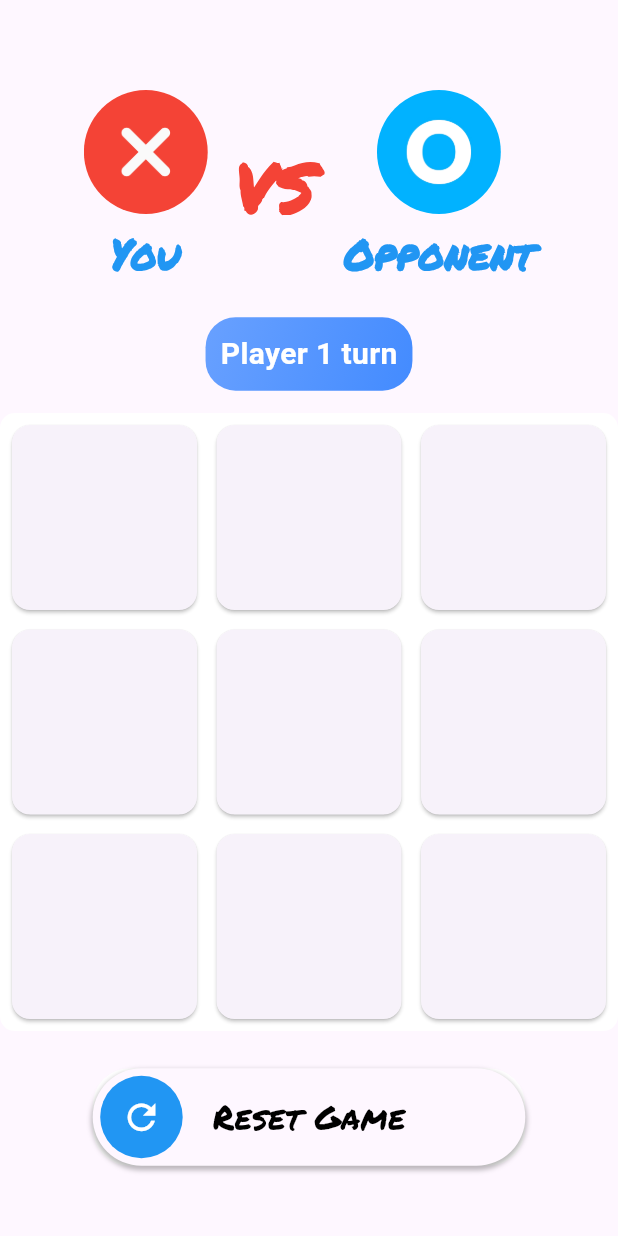
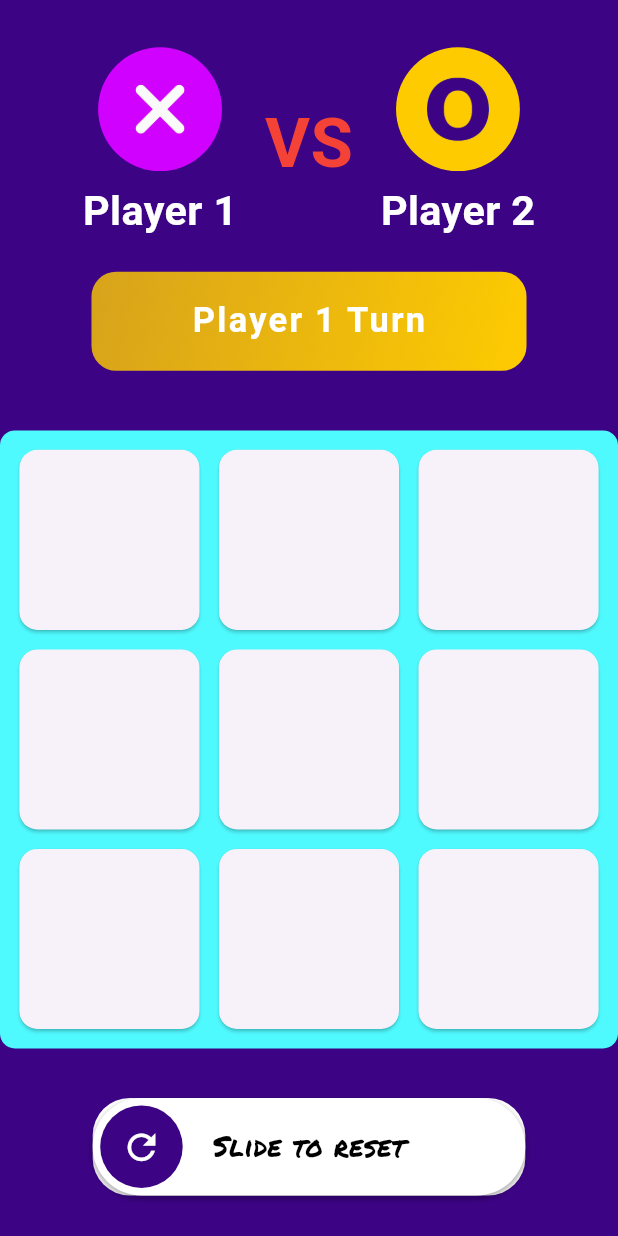
Before and after one commit to SajidAfridi/tiktaktoe, a Flutter app: the screen it shows after launch, after a tap on an icon or button, on a phone screen of 412 x 824 dp. Run offline on Flutter 3.47's test engine with Material 3 defaults, Android fonts, the light colour scheme and no system bars; drawn by our look-alikes of action_slider; our stand-ins replace animate_do, awesome_dialog, awesome_snackbar_content, connectivity_plus, flutter_screenutil, socket_io_client; network calls fail.

Commit message:
some UI changes + UX Changes too

```diff
--- a/lib/pages/offline_play_with_friend_screen.dart
+++ b/lib/pages/offline_play_with_friend_screen.dart
@@ -3,8 +3,8 @@ import 'package:action_slider/action_slider.dart';
 import 'package:animate_do/animate_do.dart';
 import 'package:awesome_dialog/awesome_dialog.dart';
 import 'package:flutter_screenutil/flutter_screenutil.dart';
-import 'package:tiktaktoe/pages/play_with_friends_screen.dart';
 import '../classes/one_tap_register_class.dart';
+import '../widgets/turn_indicator_widget.dart';
 import '../widgets/who_vs_who_widget.dart';
 
 class YouVsFriendScreen extends StatefulWidget {
@@ -42,33 +42,46 @@ class _YouVsFriendScreenState extends State<YouVsFriendScreen>
 
   @override
   Widget build(BuildContext context) {
-    return Scaffold(
+    return SafeArea(
+      child: Scaffold(
+        backgroundColor: const Color(0xff3c0384),
         body: Center(
           child: Column(
-          mainAxisAlignment: MainAxisAlignment.center,
             children: [
+              SizedBox(
+                height: 20.h,
+              ),
+              Padding(
+                padding: const EdgeInsets.all(15.0),
+                child: Column(
+                  children: [
+                    const RoundInfoForFriendsOffline(),
                     SizedBox(height: 16.h),
-            const RoundInfoWidget(
-              isHost: true,
+                    SizedBox(
+                      width: double.maxFinite,
+                      child: TurnIndicator(
+                        turnMessage:
+                            isPlayer1 ? 'Player 1 Turn' : 'Player 2 Turn',
                       ),
-            SizedBox(height: 16.h),
-            TurnIndicator(
-                turnMessage: isPlayer1
-                    ? 'Player 1 turn'
-                    : 'Player 2 turn'),
+                    ),
+                  ],
+                ),
+              ),
               SizedBox(
-              height: 6.h,
+                height: 20.h,
               ),
               Container(
                 decoration: BoxDecoration(
                   borderRadius: BorderRadius.circular(12.r),
-                color: Colors.white,
+                  color: const Color(0xff4ffaff),
                 ),
                 padding: const EdgeInsets.all(4),
                 child: OnlyOnePointerRecognizerWidget(
                   child: GridView.builder(
+                    padding: EdgeInsets.all(6.r),
                     physics: const NeverScrollableScrollPhysics(),
-                  gridDelegate: const SliverGridDelegateWithFixedCrossAxisCount(
+                    gridDelegate:
+                        const SliverGridDelegateWithFixedCrossAxisCount(
                       crossAxisCount: 3,
                       crossAxisSpacing: 5,
                       mainAxisSpacing: 5,
@@ -85,7 +98,7 @@ class _YouVsFriendScreenState extends State<YouVsFriendScreen>
                 ),
               ),
               SizedBox(
-              height: 30.h,
+                height: 40.h,
               ),
               Container(
                 width: MediaQuery.of(context).size.width * 0.70,
@@ -98,22 +111,25 @@ class _YouVsFriendScreenState extends State<YouVsFriendScreen>
                     controller.reset();
                     resetGame();
                   },
+                  backgroundColor: Colors.white,
                   icon: Icon(
                     Icons.refresh,
                     color: Colors.white,
                     size: 30.sp,
                   ),
-                  toggleColor: Colors.blue,
+                  toggleColor: const Color(0xff3c0384),
                   child: Text(
-                    'Reset Game',
+                    'Slide to reset',
                     style: TextStyle(
                       color: Colors.black,
-                      fontSize: 24.sp,
+                      fontSize: 20.sp,
                       fontFamily: 'PermanentMarker',
                     ),
                   ),
-                )),
+                ),
+              ),
             ],
+          ),
         ),
       ),
     );
@@ -146,7 +162,7 @@ class _YouVsFriendScreenState extends State<YouVsFriendScreen>
         child: Container(
           decoration: BoxDecoration(
             borderRadius: BorderRadius.circular(15.r),
-            color: Colors.green,
+            color: Colors.blue,
             boxShadow: const [],
           ),
           child: Image.asset(
@@ -174,7 +190,7 @@ class _YouVsFriendScreenState extends State<YouVsFriendScreen>
         duration: const Duration(milliseconds: 300),
         child: Container(
           decoration: BoxDecoration(
-            color: Colors.grey[300],
+            color: const Color(0xff2e0266),
             borderRadius: BorderRadius.circular(15.r),
             boxShadow: const [],
           ),
@@ -229,7 +245,7 @@ class _YouVsFriendScreenState extends State<YouVsFriendScreen>
     }
 
     if (winner.isNotEmpty) {
-      String who = winner == 'X' ? 'X' : 'O';
+      String who = winner == 'X' ? 'Player 1' : 'Player 2';
       AwesomeDialog(
           context: context,
           dialogType: DialogType.success,
--- a/lib/pages/play_with_friends_screen.dart
+++ b/lib/pages/play_with_friends_screen.dart
@@ -2,7 +2,9 @@ import 'dart:async';
 import 'package:animate_do/animate_do.dart';
 import 'package:awesome_dialog/awesome_dialog.dart';
 import 'package:awesome_snackbar_content/awesome_snackbar_content.dart';
+import 'package:connectivity_plus/connectivity_plus.dart';
 import 'package:flutter/material.dart';
+import 'package:flutter/services.dart';
 import 'package:flutter_screenutil/flutter_screenutil.dart';
 import 'package:provider/provider.dart';
 import 'package:tiktaktoe/classes/online_player_class.dart';
@@ -12,6 +14,7 @@ import '../classes/game_logic.dart';
 import '../classes/multiplayer_service.dart';
 import '../classes/one_tap_register_class.dart';
 import 'package:socket_io_client/socket_io_client.dart' as IO;
+import '../widgets/turn_indicator_widget.dart';
 import '../widgets/who_vs_who_widget.dart';
 
 class MultiplayerScreen extends StatefulWidget {
@@ -33,6 +36,11 @@ class _MultiplayerScreenState extends State<MultiplayerScreen> {
   var gameBoard = GameLogic.initializeGameBoard();
   late StreamController<Room> _roomController;
   bool isLoading = true;
+  List<ConnectivityResult> _connectionStatus = [ConnectivityResult.none];
+  final Connectivity _connectivity = Connectivity();
+  late StreamSubscription<List<ConnectivityResult>> _connectivitySubscription;
+
+
 
   @override
   void initState() {
@@ -77,6 +85,7 @@ class _MultiplayerScreenState extends State<MultiplayerScreen> {
       );
     });
     socket.on('OpponentLeft', (_) {
+      print('Opponent left the room');
       final materialBanner = SnackBar(
         elevation: 0,
         behavior: SnackBarBehavior.floating,
@@ -108,6 +117,10 @@ class _MultiplayerScreenState extends State<MultiplayerScreen> {
       });
     });
     // Handle the disconnection here, e.g., update UI or navigate to another screen
+    initConnectivity();
+
+    _connectivitySubscription =
+        _connectivity.onConnectivityChanged.listen(_updateConnectionStatus);
   }
 
   @override
@@ -119,6 +132,8 @@ class _MultiplayerScreenState extends State<MultiplayerScreen> {
     });
     // Close the StreamController when it's no longer needed
     _roomController.close();
+    _connectivitySubscription.cancel();
+    socket.dispose();
     super.dispose();
   }
 
@@ -497,71 +512,31 @@ class _MultiplayerScreenState extends State<MultiplayerScreen> {
     );
     return result ?? false;
   }
-}
+  Future<void> initConnectivity() async {
+    late List<ConnectivityResult> result;
+    // Platform messages may fail, so we use a try/catch PlatformException.
+    try {
+      result = await _connectivity.checkConnectivity();
+    } on PlatformException catch (e) {
+      print('Couldn\'t check connectivity status, error: $e');
+      return;
+    }
 
-class TurnIndicator extends StatefulWidget {
-  final String turnMessage;
-
-  const TurnIndicator({super.key, required this.turnMessage});
-
-  @override
-  State<TurnIndicator> createState() => _TurnIndicatorState();
-}
-
-class _TurnIndicatorState extends State<TurnIndicator>
-    with SingleTickerProviderStateMixin {
-  late AnimationController _controller;
-  late Animation<Color?> _colorAnimation;
-
-  @override
-  void initState() {
-    super.initState();
-    _controller =
-    AnimationController(vsync: this, duration: const Duration(milliseconds: 1000))
-      ..repeat(reverse: true);
-
-    _colorAnimation = ColorTween(
-      begin: Colors.lightBlue,
-      end: Colors.blueAccent,
-    ).animate(CurvedAnimation(parent: _controller, curve: Curves.easeInOut));
+    // If the widget was removed from the tree while the asynchronous platform
+    // message was in flight, we want to discard the reply rather than calling
+    // setState to update our non-existent appearance.
+    if (!mounted) {
+      return Future.value(null);
+    }
+    return _updateConnectionStatus(result);
   }
 
-  @override
-  void dispose() {
-    _controller.dispose();
-    super.dispose();
-  }
-
-  @override
-  Widget build(BuildContext context) {
-    return AnimatedBuilder(
-      animation: _colorAnimation,
-      builder: (context, child) {
-        return Container(
-          padding: const EdgeInsets.all(10),
-          margin: const EdgeInsets.all(10),
-          decoration: BoxDecoration(
-            borderRadius: BorderRadius.circular(20),
-            gradient: LinearGradient(
-              begin: Alignment.topLeft,
-              end: Alignment.bottomRight,
-              colors: [
-                _colorAnimation.value!.withOpacity(0.8),
-                _colorAnimation.value!,
-              ],
-            ),
-          ),
-          child: Text(
-            widget.turnMessage,
-            style: const TextStyle(
-              fontSize: 20,
-              fontWeight: FontWeight.bold,
-              color: Colors.white,
-            ),
-          ),
-        );
-      },
-    );
+  Future<void> _updateConnectionStatus(List<ConnectivityResult> result) async {
+    setState(() {
+      _connectionStatus = result;
+    });
+    // ignore: avoid_print
+    print('Connectivity changed: $_connectionStatus');
   }
 }
 
--- a/lib/pages/welcome_and_difficulty_selection_screen.dart
+++ b/lib/pages/welcome_and_difficulty_selection_screen.dart
@@ -38,7 +38,7 @@ class _SelectDifficultyScreenState extends State<SelectDifficultyScreen> {
                   height: 20.h,
                 ),
                 Text(
-                  'Tic Tak Toe',
+                  'Tic Tac Toe',
                   style: TextStyle(
                     fontFamily: 'PermanentMarker',
                     fontSize: 40.h,
--- /dev/null
+++ b/lib/widgets/turn_indicator_widget.dart
@@ -0,0 +1,85 @@
+import 'package:flutter/material.dart';
+import 'package:flutter_screenutil/flutter_screenutil.dart';
+
+class TurnIndicator extends StatefulWidget {
+  final String turnMessage;
+
+  const TurnIndicator({super.key, required this.turnMessage});
+
+  @override
+  State<TurnIndicator> createState() => _TurnIndicatorState();
+}
+
+class _TurnIndicatorState extends State<TurnIndicator>
+    with SingleTickerProviderStateMixin {
+  bool isPlayer1 = false;
+  late AnimationController _controller;
+  late Animation<Color?> _colorAnimation;
+  @override
+  void initState() {
+    super.initState();
+    _controller =
+    AnimationController(vsync: this, duration: const Duration(milliseconds: 1000))
+      ..repeat(reverse: true);
+
+    _colorAnimation = ColorTween(
+      begin:isPlayer1?const Color(0xffD001FE):const Color(0xffFECB01),
+      end: isPlayer1?const Color(0xffD001FE):const Color(0xffFECB01),
+    ).animate(CurvedAnimation(parent: _controller, curve: Curves.easeInOut));
+  }
+  @override
+  void dispose() {
+    _controller.dispose();
+    super.dispose();
+  }
+
+  @override
+  void didUpdateWidget(covariant TurnIndicator oldWidget) {
+    super.didUpdateWidget(oldWidget);
+    if(widget.turnMessage == 'Player 1 Turn'|| widget.turnMessage == 'Your\'s Turn') {
+      setState(() {
+        isPlayer1 = true;
+      });
+    }else{
+      setState(() {
+        isPlayer1 = false;
+      });
+    }
+  }
+
+  @override
+  Widget build(BuildContext context) {
+    return AnimatedBuilder(
+      animation: _colorAnimation,
+      builder: (context, child) {
+        return Container(
+          width: double.maxFinite,
+          padding: EdgeInsets.symmetric(vertical:20.h),
+          margin: EdgeInsets.symmetric(horizontal: 50.w,vertical: 10.h),
+          decoration: BoxDecoration(
+            borderRadius: BorderRadius.circular(20.r),
+            gradient: LinearGradient(
+              begin: Alignment.topLeft,
+              end: Alignment.bottomRight,
+              colors: [
+                _colorAnimation.value!.withOpacity(0.8),
+                _colorAnimation.value!,
+              ],
+            ),
+          ),
+          child: Center(
+            child: Text(
+              widget.turnMessage,
+              style: TextStyle(
+                fontSize: 25.sp,
+                fontWeight: FontWeight.bold,
+                letterSpacing: 1.5,
+                color: Colors.white,
+              ),
+            ),
+          ),
+        );
+      },
+    );
+  }
+}
--- a/lib/widgets/who_vs_who_widget.dart
+++ b/lib/widgets/who_vs_who_widget.dart
@@ -16,7 +16,7 @@ class RoundInfoWidget extends StatelessWidget {
       children: [
         buildPlayerColumn(
           'You',
-          isHost ? 'assets/images/cross.png' : 'assets/images/circle.png',
+          isHost ? 'assets/images/cross.png' : 'assets/images/circle_1.png',
         ),
         Center(
           child: Padding(
@@ -37,7 +37,7 @@ class RoundInfoWidget extends StatelessWidget {
         ),
         buildPlayerColumn(
           'Opponent',
-          isHost ? 'assets/images/circle.png' : 'assets/images/cross.png',
+          isHost ? 'assets/images/circle_1.png' : 'assets/images/cross.png',
         ),
       ],
     );
@@ -47,7 +47,7 @@ class RoundInfoWidget extends StatelessWidget {
     return Column(
       children: [
         CircleAvatar(
-          backgroundColor: Colors.white,
+          backgroundColor: Colors.transparent,
           radius: 50.r,
           backgroundImage: AssetImage(image),
         ),
@@ -65,3 +65,62 @@ class RoundInfoWidget extends StatelessWidget {
     );
   }
 }
+class RoundInfoForFriendsOffline extends StatelessWidget {
+  const RoundInfoForFriendsOffline({
+    super.key,
+  });
+
+  @override
+  Widget build(BuildContext context) {
+    return Row(
+      mainAxisAlignment: MainAxisAlignment.center,
+      children: [
+        buildPlayerColumn(
+          'Player 1',
+         'assets/images/cross.png',
+        ),
+        Center(
+          child: Padding(
+            padding: EdgeInsets.symmetric(
+              horizontal: 20.w,
+              vertical: 10.h,
+            ),
+            child: Text(
+              "VS",
+              style: TextStyle(
+                color:Colors.red,
+                fontSize: 50.sp,
+                fontWeight: FontWeight.bold,
+              ),
+            ),
+          ),
+        ),
+        buildPlayerColumn(
+          'Player 2',
+         'assets/images/circle_1.png',
+        ),
+      ],
+    );
+  }
+
+  Column buildPlayerColumn(name, image) {
+    return Column(
+      children: [
+        CircleAvatar(
+          backgroundColor: Colors.transparent,
+          radius: 50.r,
+          backgroundImage: AssetImage(image),
+        ),
+        SizedBox(height: 8.h),
+        Text(
+          name,
+          style: TextStyle(
+            fontSize: 30.sp,
+            fontWeight: FontWeight.bold,
+            color: Colors.white,
+          ),
+        ),
+      ],
+    );
+  }
+}
--- a/pubspec.yaml
+++ b/pubspec.yaml
@@ -23,6 +23,8 @@ dependencies:
   audioplayers:
   animate_do:
   action_slider: ^0.7.0
+  connectivity_plus:
+  glassmorphism:
   socket_io:
   auto_size_text:
   socket_io_client: ^1.0.2
```
Also changed, not shown: lib/pages/join_or_create_screen.dart (+99 -5 lines), assets/images/circle.png (deleted), assets/images/circle_1.png, assets/images/cross.png, lib/widgets/connectivity_plus_widget.dart (added), pubspec.lock, 4 other files. Lines whose indentation alone changed are shown as unchanged.
